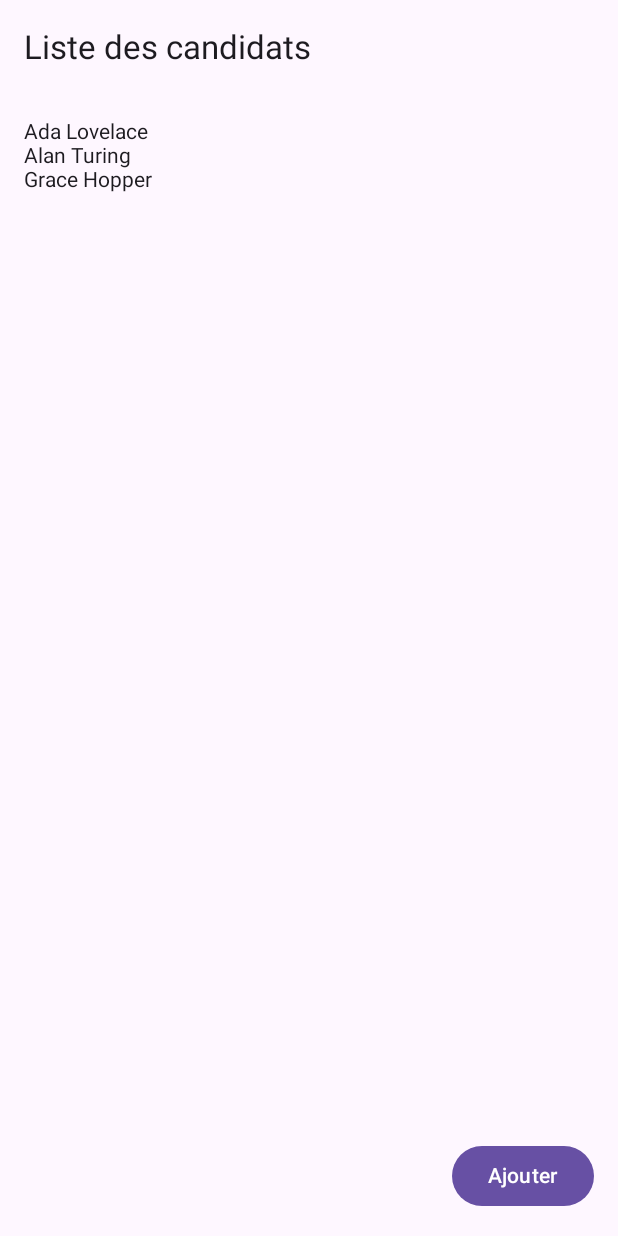
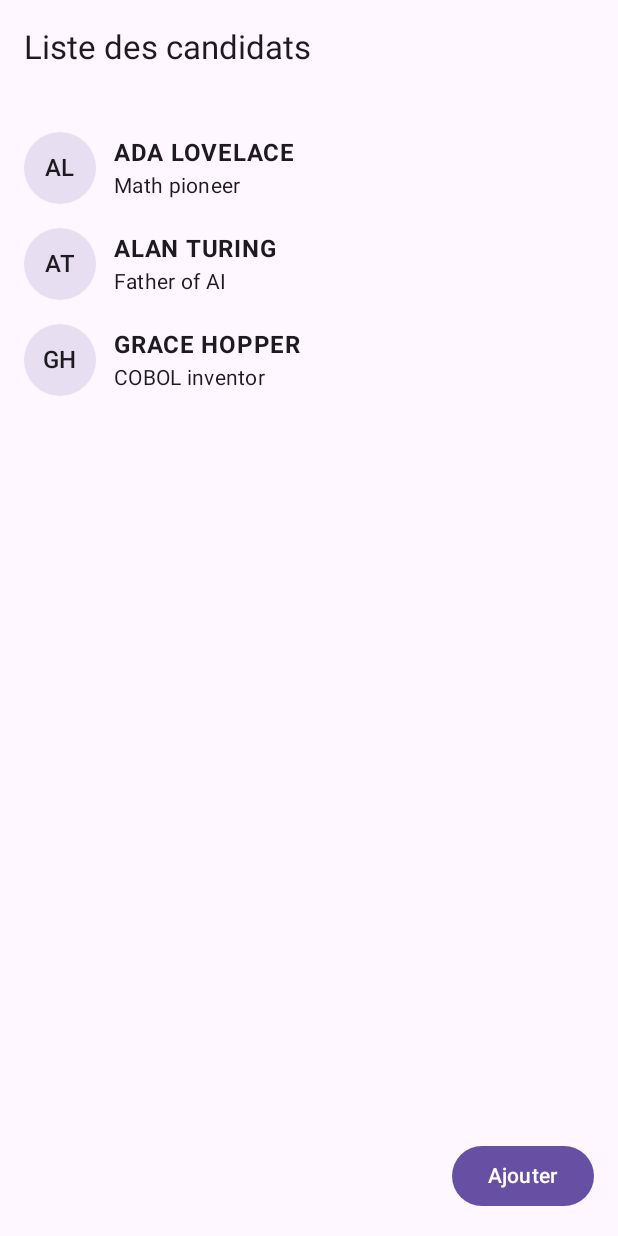
Before and after one commit to luisgarcia96/vitesse, an Android app built with Jetpack Compose: the @Preview function CandidatesList_WithItems_Preview, on a phone screen of 412 x 824 dp. Run offline under Robolectric (Android 15) with nearby library versions, the phone set to English and light mode, and no system bars.

Commit message:
Improve candidates list UI

```diff
--- a/app/src/main/java/com/openclassrooms/vitesse/presentation/screens/candidates/list/CandidatesListScreen.kt
+++ b/app/src/main/java/com/openclassrooms/vitesse/presentation/screens/candidates/list/CandidatesListScreen.kt
@@ -1,13 +1,22 @@
 package com.openclassrooms.vitesse.presentation.screens.candidates.list
 
+import androidx.compose.foundation.background
 import androidx.compose.foundation.layout.Box
+import androidx.compose.foundation.layout.Column
 import androidx.compose.foundation.layout.PaddingValues
+import androidx.compose.foundation.layout.Row
+import androidx.compose.foundation.layout.Spacer
 import androidx.compose.foundation.layout.fillMaxSize
+import androidx.compose.foundation.layout.fillMaxWidth
 import androidx.compose.foundation.layout.padding
+import androidx.compose.foundation.layout.size
+import androidx.compose.foundation.layout.width
 import androidx.compose.foundation.lazy.LazyColumn
 import androidx.compose.foundation.lazy.items
+import androidx.compose.foundation.shape.CircleShape
 import androidx.compose.material3.Button
 import androidx.compose.material3.ExperimentalMaterial3Api
+import androidx.compose.material3.MaterialTheme
 import androidx.compose.material3.Scaffold
 import androidx.compose.material3.Text
 import androidx.compose.material3.TopAppBar
@@ -16,9 +25,17 @@ import androidx.compose.runtime.collectAsState
 import androidx.compose.runtime.getValue
 import androidx.compose.ui.Alignment
 import androidx.compose.ui.Modifier
+import androidx.compose.ui.draw.clip
+import androidx.compose.ui.text.font.FontWeight
 import androidx.compose.ui.tooling.preview.Preview
 import androidx.compose.ui.unit.dp
 import com.openclassrooms.vitesse.data.dao.CandidateDao
+
+private data class CandidateUi(
+  val firstName: String,
+  val lastName: String,
+  val notes: String?
+)
 
 @OptIn(ExperimentalMaterial3Api::class)
 @Composable
@@ -29,9 +46,13 @@ fun CandidatesListScreen(
   // collect the Flow from your DAO
   val candidates by dao.getAllCandidates().collectAsState(initial = emptyList())
 
-  val displayNames = candidates.map { "${it.firstName} ${it.lastName}" }
+  val uiCandidates = candidates.map { CandidateUi(
+    firstName = it.firstName,
+    lastName = it.lastName,
+    notes = it.notes
+  ) }
   CandidatesListContent(
-    displayNames = displayNames,
+    candidates = uiCandidates,
     onAddCandidate = onAddCandidate
   )
 }
@@ -39,7 +60,7 @@ fun CandidatesListScreen(
 @OptIn(ExperimentalMaterial3Api::class)
 @Composable
 private fun CandidatesListContent(
-  displayNames: List<String>,
+  candidates: List<CandidateUi>,
   onAddCandidate: () -> Unit
 ) {
   Scaffold(
@@ -52,7 +73,7 @@ private fun CandidatesListContent(
       }
     }
   ) { paddingValues ->
-    if (displayNames.isEmpty()) {
+    if (candidates.isEmpty()) {
       Box(
         modifier = Modifier
           .padding(paddingValues)
@@ -66,9 +87,52 @@ private fun CandidatesListContent(
         modifier = Modifier.padding(paddingValues),
         contentPadding = PaddingValues(16.dp)
       ) {
-        items(displayNames) { name ->
-          Text(name)
+        items(candidates) { candidate ->
+          CandidateItem(candidate = candidate)
         }
+      }
+    }
+  }
+}
+
+@Composable
+private fun CandidateItem(
+  candidate: CandidateUi,
+  modifier: Modifier = Modifier
+) {
+  Row(
+    modifier = modifier
+      .fillMaxWidth()
+      .padding(vertical = 8.dp),
+    verticalAlignment = Alignment.CenterVertically
+  ) {
+    // Simple circular avatar with initials
+    val initials = "${candidate.firstName.firstOrNull()?.uppercaseChar() ?: '?'}${candidate.lastName.firstOrNull()?.uppercaseChar() ?: ""}"
+    Box(
+      modifier = Modifier
+        .size(48.dp)
+        .clip(CircleShape)
+        .background(MaterialTheme.colorScheme.primary.copy(alpha = 0.15f)),
+      contentAlignment = Alignment.Center
+    ) {
+      Text(
+        text = initials,
+        style = MaterialTheme.typography.titleMedium
+      )
+    }
+
+    Spacer(modifier = Modifier.width(12.dp))
+
+    Column {
+      Text(
+        text = "${candidate.firstName} ${candidate.lastName}".uppercase(),
+        style = MaterialTheme.typography.bodyLarge.copy(fontWeight = FontWeight.Bold)
+      )
+      if (!candidate.notes.isNullOrBlank()) {
+        Text(
+          text = candidate.notes,
+          style = MaterialTheme.typography.bodyMedium
+        )
       }
     }
   }
@@ -78,7 +142,7 @@ private fun CandidatesListContent(
 @Composable
 private fun CandidatesList_Empty_Preview() {
   CandidatesListContent(
-    displayNames = emptyList(),
+    candidates = emptyList(),
     onAddCandidate = {}
   )
 }
@@ -87,7 +151,11 @@ private fun CandidatesList_Empty_Preview() {
 @Composable
 private fun CandidatesList_WithItems_Preview() {
   CandidatesListContent(
-    displayNames = listOf("Ada Lovelace", "Alan Turing", "Grace Hopper"),
+    candidates = listOf(
+      CandidateUi("Ada", "Lovelace", "Math pioneer"),
+      CandidateUi("Alan", "Turing", "Father of AI"),
+      CandidateUi("Grace", "Hopper", "COBOL inventor")
+    ),
     onAddCandidate = {}
   )
 }
```
